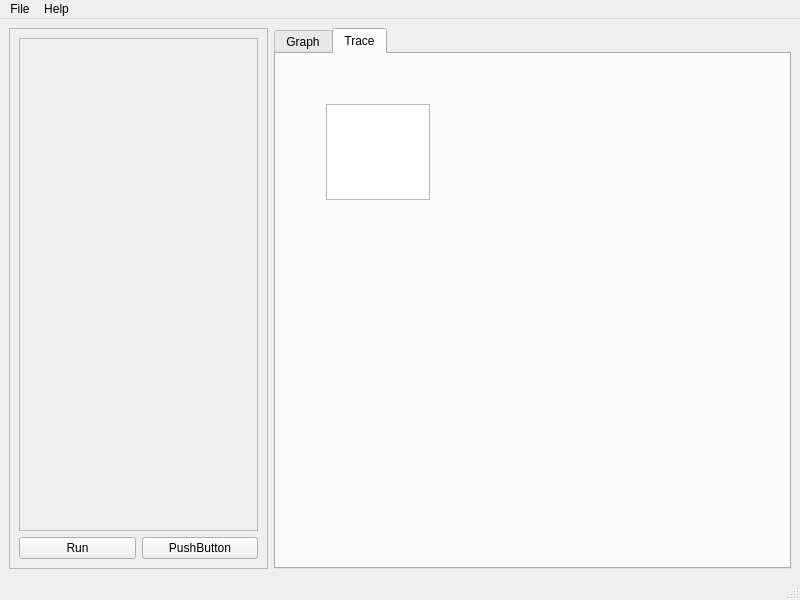
alxhoff/BrezeFlow, file UI/MainInterface.ui: the form before one commit.
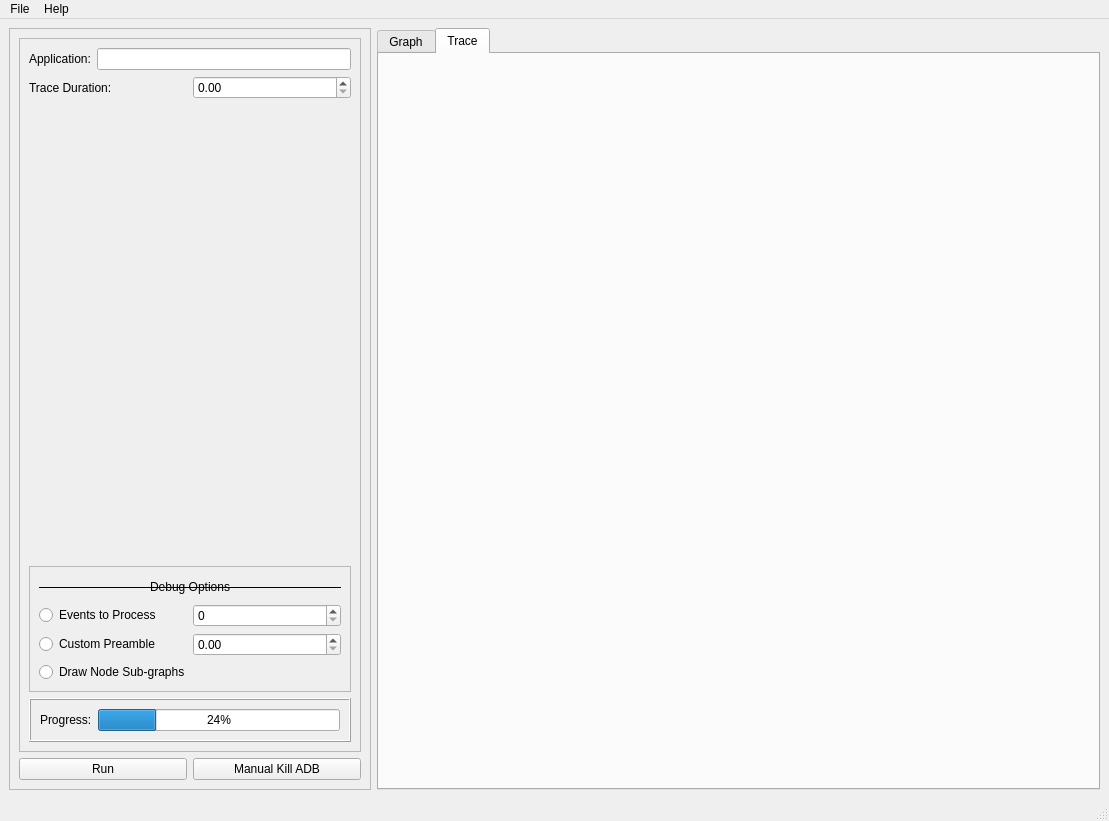
The form after the commit. The open tabs and pages were chosen to show the change. Icons and pictures are not drawn.

What changed in the file:
```diff
--- a/UI/MainInterface.ui
+++ b/UI/MainInterface.ui
@@ -6,8 +6,8 @@
    <rect>
     <x>0</x>
     <y>0</y>
-    <width>800</width>
-    <height>600</height>
+    <width>1109</width>
+    <height>821</height>
    </rect>
   </property>
   <property name="windowTitle">
@@ -40,10 +40,157 @@
            <rect>
             <x>0</x>
             <y>0</y>
-            <width>229</width>
-            <height>463</height>
+            <width>332</width>
+            <height>684</height>
            </rect>
           </property>
+          <layout class="QVBoxLayout" name="verticalLayout_2">
+           <item>
+            <layout class="QHBoxLayout" name="horizontalLayout_3">
+             <item>
+              <widget class="QLabel" name="label">
+               <property name="text">
+                <string>Application:</string>
+               </property>
+              </widget>
+             </item>
+             <item>
+              <widget class="QLineEdit" name="lineEdit"/>
+             </item>
+            </layout>
+           </item>
+           <item>
+            <layout class="QHBoxLayout" name="horizontalLayout_4">
+             <item>
+              <widget class="QLabel" name="label_3">
+               <property name="text">
+                <string>Trace Duration:</string>
+               </property>
+              </widget>
+             </item>
+             <item>
+              <widget class="QDoubleSpinBox" name="doubleSpinBox"/>
+             </item>
+            </layout>
+           </item>
+           <item>
+            <spacer name="verticalSpacer">
+             <property name="orientation">
+              <enum>Qt::Vertical</enum>
+             </property>
+             <property name="sizeHint" stdset="0">
+              <size>
+               <width>20</width>
+               <height>40</height>
+              </size>
+             </property>
+            </spacer>
+           </item>
+           <item>
+            <widget class="QFrame" name="frameDebugOptions">
+             <property name="sizePolicy">
+              <sizepolicy hsizetype="MinimumExpanding" vsizetype="Maximum">
+               <horstretch>0</horstretch>
+               <verstretch>0</verstretch>
+              </sizepolicy>
+             </property>
+             <property name="frameShape">
+              <enum>QFrame::StyledPanel</enum>
+             </property>
+             <property name="frameShadow">
+              <enum>QFrame::Raised</enum>
+             </property>
+             <layout class="QVBoxLayout" name="verticalLayout_3">
+              <item>
+               <widget class="QLabel" name="label_2">
+                <property name="sizePolicy">
+                 <sizepolicy hsizetype="Minimum" vsizetype="Maximum">
+                  <horstretch>0</horstretch>
+                  <verstretch>0</verstretch>
+                 </sizepolicy>
+                </property>
+                <property name="frameShape">
+                 <enum>QFrame::HLine</enum>
+                </property>
+                <property name="text">
+                 <string>Debug Options</string>
+                </property>
+                <property name="alignment">
+                 <set>Qt::AlignHCenter|Qt::AlignTop</set>
+                </property>
+               </widget>
+              </item>
+              <item>
+               <layout class="QHBoxLayout" name="horizontalLayout_5">
+                <item>
+                 <widget class="QRadioButton" name="radioButtonEvents">
+                  <property name="text">
+                   <string>Events to Process</string>
+                  </property>
+                 </widget>
+                </item>
+                <item>
+                 <widget class="QSpinBox" name="spinBoxEvents"/>
+                </item>
+               </layout>
+              </item>
+              <item>
+               <layout class="QHBoxLayout" name="horizontalLayout_6">
+                <item>
+                 <widget class="QRadioButton" name="radioButtonPreamble">
+                  <property name="text">
+                   <string>Custom Preamble</string>
+                  </property>
+                 </widget>
+                </item>
+                <item>
+                 <widget class="QDoubleSpinBox" name="doubleSpinBox_2"/>
+                </item>
+               </layout>
+              </item>
+              <item>
+               <widget class="QRadioButton" name="radioButtonSubGraph">
+                <property name="text">
+                 <string>Draw Node Sub-graphs</string>
+                </property>
+               </widget>
+              </item>
+             </layout>
+            </widget>
+           </item>
+           <item>
+            <widget class="QFrame" name="frame_2">
+             <property name="sizePolicy">
+              <sizepolicy hsizetype="Preferred" vsizetype="Minimum">
+               <horstretch>1</horstretch>
+               <verstretch>0</verstretch>
+              </sizepolicy>
+             </property>
+             <property name="frameShape">
+              <enum>QFrame::Box</enum>
+             </property>
+             <property name="frameShadow">
+              <enum>QFrame::Raised</enum>
+             </property>
+             <layout class="QHBoxLayout" name="horizontalLayout_7">
+              <item>
+               <widget class="QLabel" name="label_4">
+                <property name="text">
+                 <string>Progress:</string>
+                </property>
+               </widget>
+              </item>
+              <item>
+               <widget class="QProgressBar" name="progressBar">
+                <property name="value">
+                 <number>24</number>
+                </property>
+               </widget>
+              </item>
+             </layout>
+            </widget>
+           </item>
+          </layout>
          </widget>
         </widget>
        </item>
@@ -59,7 +206,7 @@
          <item>
           <widget class="QPushButton" name="pushButton">
            <property name="text">
-            <string>PushButton</string>
+            <string>Manual Kill ADB</string>
            </property>
           </widget>
          </item>
@@ -88,25 +235,6 @@
        <attribute name="title">
         <string>Trace</string>
        </attribute>
-       <widget class="QTextEdit" name="textEdit">
-        <property name="geometry">
-         <rect>
-          <x>50</x>
-          <y>50</y>
-          <width>104</width>
-          <height>96</height>
-         </rect>
-        </property>
-        <property name="sizePolicy">
-         <sizepolicy hsizetype="MinimumExpanding" vsizetype="MinimumExpanding">
-          <horstretch>0</horstretch>
-          <verstretch>0</verstretch>
-         </sizepolicy>
-        </property>
-        <property name="readOnly">
-         <bool>true</bool>
-        </property>
-       </widget>
       </widget>
      </widget>
     </item>
@@ -117,7 +245,7 @@
     <rect>
      <x>0</x>
      <y>0</y>
-     <width>800</width>
+     <width>1109</width>
      <height>28</height>
     </rect>
    </property>
```
Left out of the diff: 4 changed lines with no effect on the pictures.
